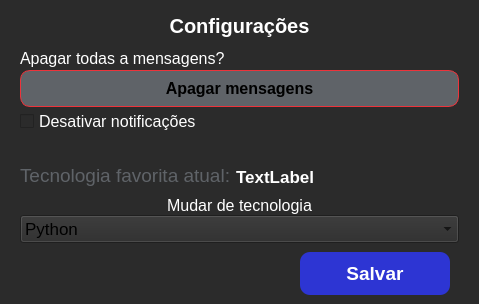
This is .ui/conf.ui in ryanbsdeveloper/opensource-chat as Qt 5 draws it before an edit. The edited form follows.
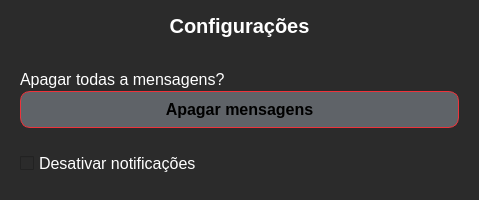
This is the edited form. Icons and pictures are not drawn.

Patch:
```diff
--- a/.ui/conf.ui
+++ b/.ui/conf.ui
@@ -10,13 +10,13 @@
     <x>0</x>
     <y>0</y>
     <width>479</width>
-    <height>304</height>
+    <height>200</height>
    </rect>
   </property>
   <property name="minimumSize">
    <size>
     <width>479</width>
-    <height>304</height>
+    <height>200</height>
    </size>
   </property>
   <property name="maximumSize">
@@ -254,341 +254,6 @@
            </layout>
           </widget>
          </item>
-         <item>
-          <widget class="QFrame" name="frame_5">
-           <property name="frameShape">
-            <enum>QFrame::NoFrame</enum>
-           </property>
-           <property name="frameShadow">
-            <enum>QFrame::Raised</enum>
-           </property>
-           <layout class="QVBoxLayout" name="verticalLayout_6">
-            <property name="spacing">
-             <number>0</number>
-            </property>
-            <property name="leftMargin">
-             <number>0</number>
-            </property>
-            <property name="topMargin">
-             <number>0</number>
-            </property>
-            <property name="rightMargin">
-             <number>0</number>
-            </property>
-            <property name="bottomMargin">
-             <number>0</number>
-            </property>
-            <item alignment="Qt::AlignLeft">
-             <widget class="QFrame" name="frame_6">
-              <property name="frameShape">
-               <enum>QFrame::NoFrame</enum>
-              </property>
-              <property name="frameShadow">
-               <enum>QFrame::Raised</enum>
-              </property>
-              <layout class="QHBoxLayout" name="horizontalLayout">
-               <property name="spacing">
-                <number>5</number>
-               </property>
-               <property name="leftMargin">
-                <number>0</number>
-               </property>
-               <property name="topMargin">
-                <number>0</number>
-               </property>
-               <property name="rightMargin">
-                <number>0</number>
-               </property>
-               <property name="bottomMargin">
-                <number>0</number>
-               </property>
-               <item alignment="Qt::AlignLeft|Qt::AlignBottom">
-                <widget class="QLabel" name="label_3">
-                 <property name="font">
-                  <font>
-                   <pointsize>14</pointsize>
-                   <weight>50</weight>
-                   <bold>false</bold>
-                  </font>
-                 </property>
-                 <property name="styleSheet">
-                  <string notr="true">color:#5f6368</string>
-                 </property>
-                 <property name="text">
-                  <string>Tecnologia favorita atual:</string>
-                 </property>
-                </widget>
-               </item>
-               <item alignment="Qt::AlignBottom">
-                <widget class="QLabel" name="label_tec_favorita">
-                 <property name="font">
-                  <font>
-                   <pointsize>13</pointsize>
-                   <weight>75</weight>
-                   <bold>true</bold>
-                  </font>
-                 </property>
-                 <property name="styleSheet">
-                  <string notr="true">color:white</string>
-                 </property>
-                 <property name="text">
-                  <string>TextLabel</string>
-                 </property>
-                </widget>
-               </item>
-              </layout>
-             </widget>
-            </item>
-            <item>
-             <widget class="QFrame" name="frame_7">
-              <property name="frameShape">
-               <enum>QFrame::NoFrame</enum>
-              </property>
-              <property name="frameShadow">
-               <enum>QFrame::Raised</enum>
-              </property>
-              <layout class="QVBoxLayout" name="verticalLayout_7">
-               <property name="spacing">
-                <number>0</number>
-               </property>
-               <property name="leftMargin">
-                <number>0</number>
-               </property>
-               <property name="topMargin">
-                <number>9</number>
-               </property>
-               <property name="rightMargin">
-                <number>0</number>
-               </property>
-               <property name="bottomMargin">
-                <number>0</number>
-               </property>
-               <item>
-                <widget class="QLabel" name="label_5">
-                 <property name="font">
-                  <font>
-                   <pointsize>12</pointsize>
-                  </font>
-                 </property>
-                 <property name="styleSheet">
-                  <string notr="true">color:white</string>
-                 </property>
-                 <property name="text">
-                  <string>Mudar de tecnologia</string>
-                 </property>
-                 <property name="alignment">
-                  <set>Qt::AlignCenter</set>
-                 </property>
-                </widget>
-               </item>
-               <item>
-                <widget class="QComboBox" name="comboBox_tec">
-                 <property name="font">
-                  <font>
-                   <pointsize>13</pointsize>
-                  </font>
-                 </property>
-                 <property name="styleSheet">
-                  <string notr="true">outline:0</string>
-                 </property>
-                 <property name="maxVisibleItems">
-                  <number>12</number>
-                 </property>
-                 <item>
-                  <property name="text">
-                   <string>Python</string>
-                  </property>
-                  <property name="icon">
-                   <iconset resource="../resources/resources.qrc">
-                    <normaloff>:/icons/python</normaloff>:/icons/python</iconset>
-                  </property>
-                 </item>
-                 <item>
-                  <property name="text">
-                   <string>Java</string>
-                  </property>
-                  <property name="icon">
-                   <iconset resource="../resources/resources.qrc">
-                    <normaloff>:/icons/java</normaloff>:/icons/java</iconset>
-                  </property>
-                 </item>
-                 <item>
-                  <property name="text">
-                   <string>JavaScript</string>
-                  </property>
-                  <property name="icon">
-                   <iconset resource="../resources/resources.qrc">
-                    <normaloff>:/icons/javascript</normaloff>:/icons/javascript</iconset>
-                  </property>
-                 </item>
-                 <item>
-                  <property name="text">
-                   <string>Kotlin</string>
-                  </property>
-                  <property name="icon">
-                   <iconset resource="../resources/resources.qrc">
-                    <normaloff>:/icons/kotlin</normaloff>:/icons/kotlin</iconset>
-                  </property>
-                 </item>
-                 <item>
-                  <property name="text">
-                   <string>NodeJS</string>
-                  </property>
-                  <property name="icon">
-                   <iconset resource="../resources/resources.qrc">
-                    <normaloff>:/icons/nodejs</normaloff>:/icons/nodejs</iconset>
-                  </property>
-                 </item>
-                 <item>
-                  <property name="text">
-                   <string>PHP</string>
-                  </property>
-                  <property name="icon">
-                   <iconset resource="../resources/resources.qrc">
-                    <normaloff>:/icons/php</normaloff>:/icons/php</iconset>
-                  </property>
-                 </item>
-                 <item>
-                  <property name="text">
-                   <string>C#</string>
-                  </property>
-                  <property name="icon">
-                   <iconset resource="../resources/resources.qrc">
-                    <normaloff>:/icons/c#</normaloff>:/icons/c#</iconset>
-                  </property>
-                 </item>
-                 <item>
-                  <property name="text">
-                   <string>C</string>
-                  </property>
-                  <property name="icon">
-                   <iconset resource="../resources/resources.qrc">
-                    <normaloff>:/icons/c</normaloff>:/icons/c</iconset>
-                  </property>
-                 </item>
-                 <item>
-                  <property name="text">
-                   <string>Angular</string>
-                  </property>
-                  <property name="icon">
-                   <iconset resource="../resources/resources.qrc">
-                    <normaloff>:/icons/angular</normaloff>:/icons/angular</iconset>
-                  </property>
-                 </item>
-                 <item>
-                  <property name="text">
-                   <string>CSS HTML</string>
-                  </property>
-                  <property name="icon">
-                   <iconset resource="../resources/resources.qrc">
-                    <normaloff>:/icons/css html</normaloff>:/icons/css html</iconset>
-                  </property>
-                 </item>
-                 <item>
-                  <property name="text">
-                   <string>React</string>
-                  </property>
-                  <property name="icon">
-                   <iconset resource="../resources/resources.qrc">
-                    <normaloff>:/icons/react</normaloff>:/icons/react</iconset>
-                  </property>
-                 </item>
-                 <item>
-                  <property name="text">
-                   <string>Ruby</string>
-                  </property>
-                  <property name="icon">
-                   <iconset resource="../resources/resources.qrc">
-                    <normaloff>:/icons/ruby</normaloff>:/icons/ruby</iconset>
-                  </property>
-                 </item>
-                 <item>
-                  <property name="text">
-                   <string>Swift</string>
-                  </property>
-                  <property name="icon">
-                   <iconset resource="../resources/resources.qrc">
-                    <normaloff>:/icons/swift</normaloff>:/icons/swift</iconset>
-                  </property>
-                 </item>
-                 <item>
-                  <property name="text">
-                   <string>Vue</string>
-                  </property>
-                  <property name="icon">
-                   <iconset resource="../resources/resources.qrc">
-                    <normaloff>:/icons/vue</normaloff>:/icons/vue</iconset>
-                  </property>
-                 </item>
-                 <item>
-                  <property name="text">
-                   <string>C++</string>
-                  </property>
-                  <property name="icon">
-                   <iconset resource="../resources/resources.qrc">
-                    <normaloff>:/icons/c++</normaloff>:/icons/c++</iconset>
-                  </property>
-                 </item>
-                 <item>
-                  <property name="text">
-                   <string>Nenhuma</string>
-                  </property>
-                  <property name="icon">
-                   <iconset resource="../resources/resources.qrc">
-                    <normaloff>:/icons/nenhuma</normaloff>:/icons/nenhuma</iconset>
-                  </property>
-                 </item>
-                </widget>
-               </item>
-               <item alignment="Qt::AlignRight">
-                <widget class="QFrame" name="frame_8">
-                 <property name="frameShape">
-                  <enum>QFrame::NoFrame</enum>
-                 </property>
-                 <property name="frameShadow">
-                  <enum>QFrame::Raised</enum>
-                 </property>
-                 <layout class="QHBoxLayout" name="horizontalLayout_2">
-                  <item>
-                   <widget class="QPushButton" name="btn_salvar">
-                    <property name="minimumSize">
-                     <size>
-                      <width>150</width>
-                      <height>0</height>
-                     </size>
-                    </property>
-                    <property name="font">
-                     <font>
-                      <pointsize>14</pointsize>
-                      <weight>75</weight>
-                      <bold>true</bold>
-                     </font>
-                    </property>
-                    <property name="cursor">
-                     <cursorShape>PointingHandCursor</cursorShape>
-                    </property>
-                    <property name="styleSheet">
-                     <string notr="true">color: rgb(255, 255, 255);
-background-color: rgb(45, 53, 211);
-border:0;
-padding:10px;
-border-radius:10px;
-outline:0</string>
-                    </property>
-                    <property name="text">
-                     <string>Salvar</string>
-                    </property>
-                   </widget>
-                  </item>
-                 </layout>
-                </widget>
-               </item>
-              </layout>
-             </widget>
-            </item>
-           </layout>
-          </widget>
-         </item>
         </layout>
        </widget>
       </item>
```
